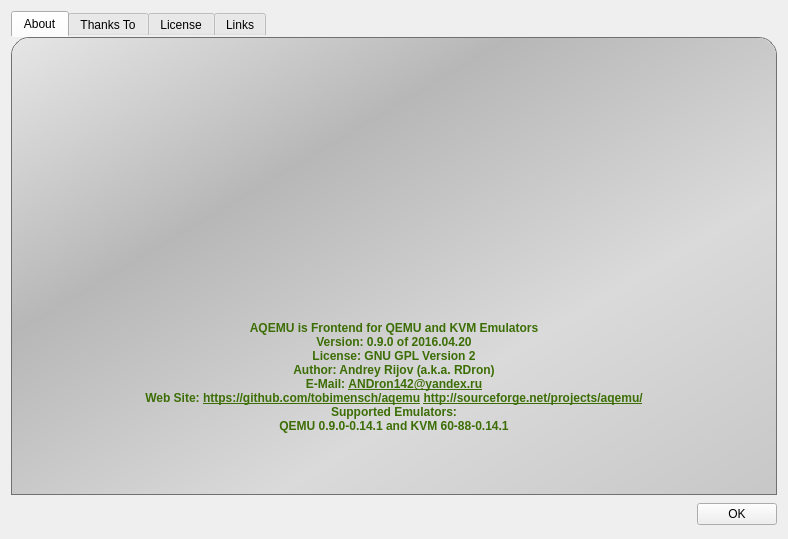
tobimensch/aqemu, file src/About_Window.ui: the form before one commit.
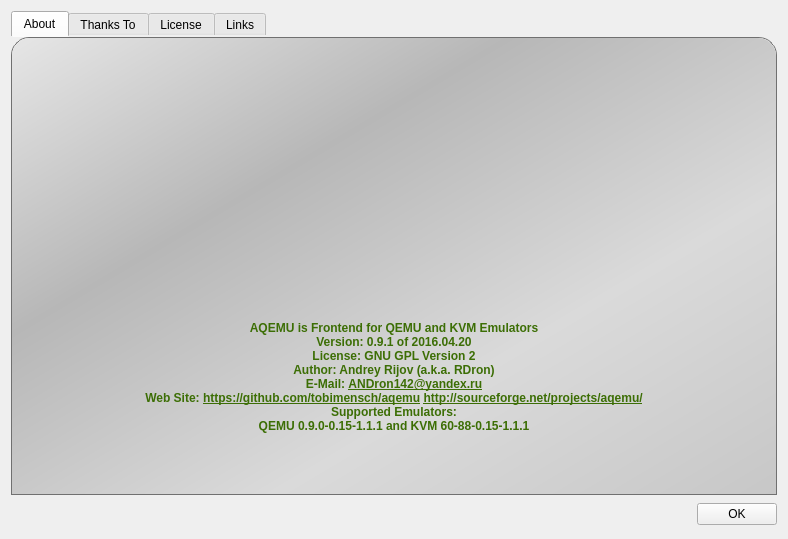
The form after the commit. Icons and pictures are not drawn.

Patch:
```diff
--- a/src/About_Window.ui
+++ b/src/About_Window.ui
@@ -150,12 +150,12 @@
 &lt;body&gt;
 &lt;b&gt;
 &lt;p&gt;AQEMU is Frontend for QEMU and KVM Emulators&lt;/p&gt;
-&lt;p&gt;Version: 0.9.0 of 2016.04.20&lt;/p&gt;
+&lt;p&gt;Version: 0.9.1 of 2016.04.20&lt;/p&gt;
 &lt;p&gt;License: GNU GPL Version 2&lt;/p&gt;
 &lt;p&gt;Author: Andrey Rijov (a.k.a. RDron)&lt;/p&gt;
 &lt;p&gt;E-Mail: &lt;a href=&quot;mailto:ANDron142@yandex.ru&quot;&gt;ANDron142@yandex.ru&lt;/a&gt;&lt;/p&gt;
 &lt;p&gt;Web Site: &lt;a href=&quot;https://github.com/tobimensch/aqemu&quot;&gt;https://github.com/tobimensch/aqemu&lt;/a&gt; &lt;a href=&quot;http://sourceforge.net/projects/aqemu/&quot;&gt;http://sourceforge.net/projects/aqemu/&lt;/a&gt;&lt;/p&gt;
-&lt;p&gt;Supported Emulators:&lt;br&gt;QEMU 0.9.0-0.14.1 and KVM 60-88-0.14.1&lt;/p&gt;
+&lt;p&gt;Supported Emulators:&lt;br&gt;QEMU 0.9.0-0.15-1.1.1 and KVM 60-88-0.15-1.1.1&lt;/p&gt;
 &lt;/b&gt;
 &lt;/body&gt;
 &lt;/html&gt;</string>
```
